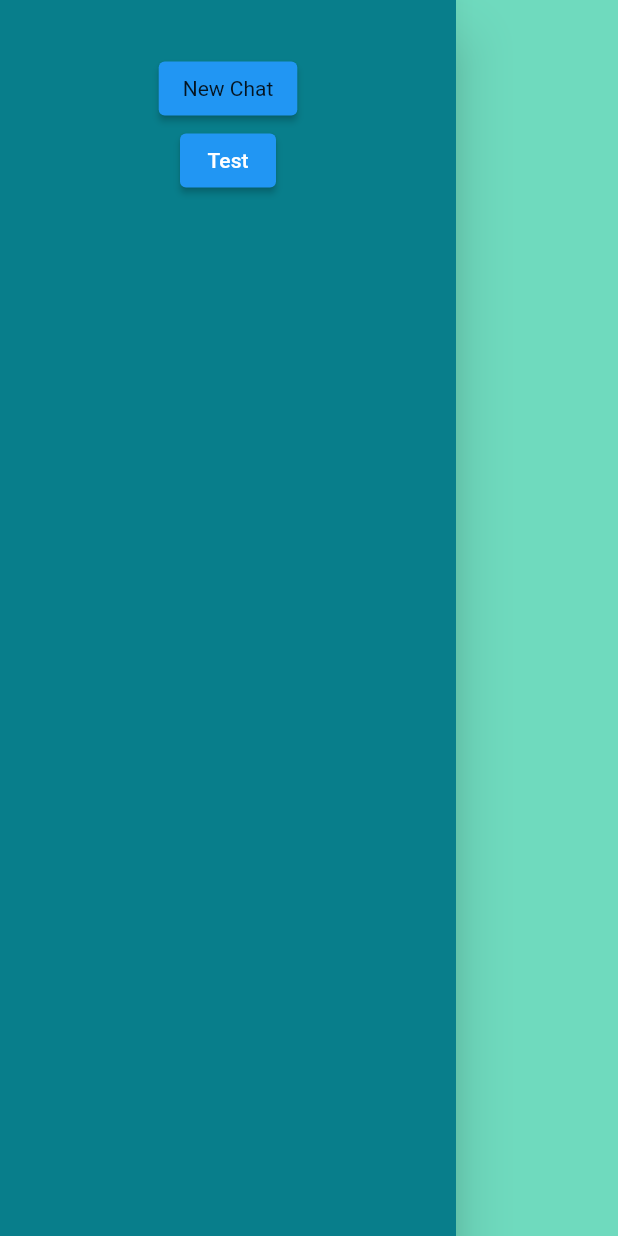
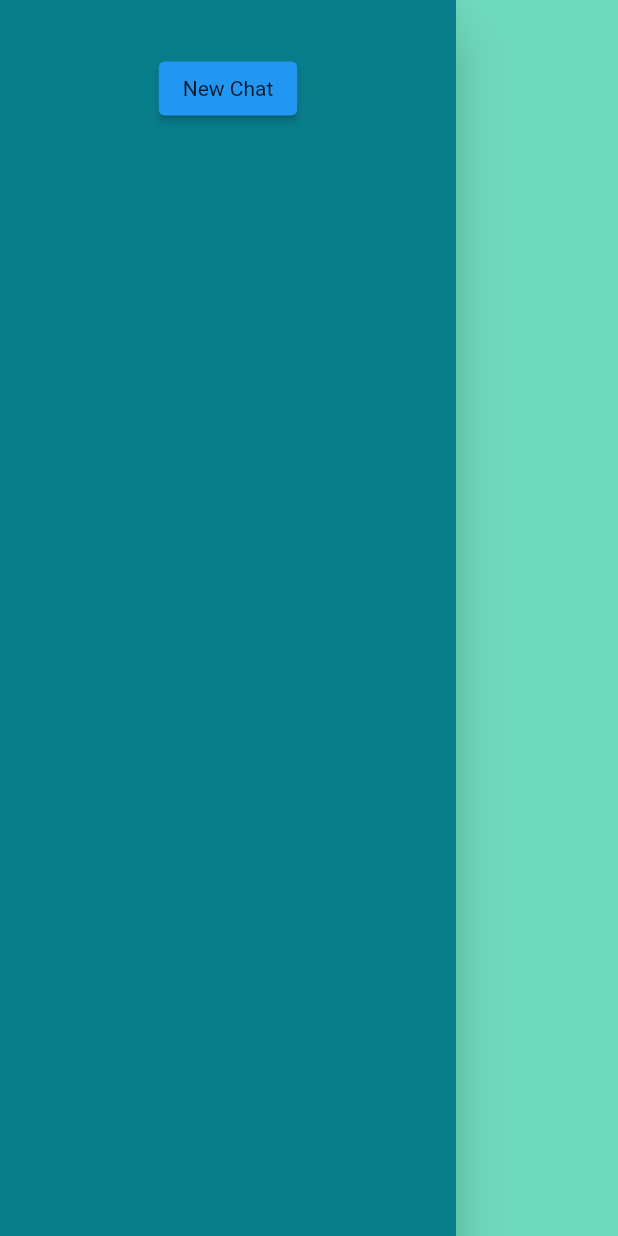
Before and after one commit to MeynSpain/flutter_ai_app, a Flutter app: the MyDrawerWithChats widget shown alone on an empty page, opened directly, on a phone screen of 412 x 824 dp. Run offline on Flutter 3.47's test engine with Material 2 defaults, Android fonts, the phone set to English and light mode, and no system bars; our stand-ins replace bloc, equatable, flutter_bloc, flutter_dotenv, flutter_markdown, flutter_svg and 3 more; missing offline and left inert: dart_openai, sqfentity, sqfentity_gen, talker_bloc_logger; accounts and stored records are empty; statements that could not run were skipped.

Commit message:
Фикс sql

```diff
--- a/lib/features/chat/widgets/my_drawer_with_chats.dart
+++ b/lib/features/chat/widgets/my_drawer_with_chats.dart
@@ -48,14 +48,14 @@ class MyDrawerWithChats extends StatelessWidget {
                     ),
                   ),
                 ),
-                ElevatedButton(
-                  onPressed: () {
-                    showDialog(context: context, builder: (context) {
-                      return DialogNewChat();
-                    });
-                  },
-                  child: Text('Test'),
-                ),
+                // ElevatedButton(
+                //   onPressed: () {
+                //     showDialog(context: context, builder: (context) {
+                //       return DialogNewChat();
+                //     });
+                //   },
+                //   child: Text('Test'),
+                // ),
                 // Divider(),
                 Expanded(
                   child: ListView.separated(
--- a/pubspec.yaml
+++ b/pubspec.yaml
@@ -4,7 +4,7 @@ description: A new Flutter project.
 publish_to: 'none' # Remove this line if you wish to publish to pub.dev
 
 # Project version
-version: 0.0.0+3
+version: 0.0.0+5
 
 environment:
   sdk: '>=3.0.1 <4.0.0'
```
Also changed, not shown: 2 other files.
